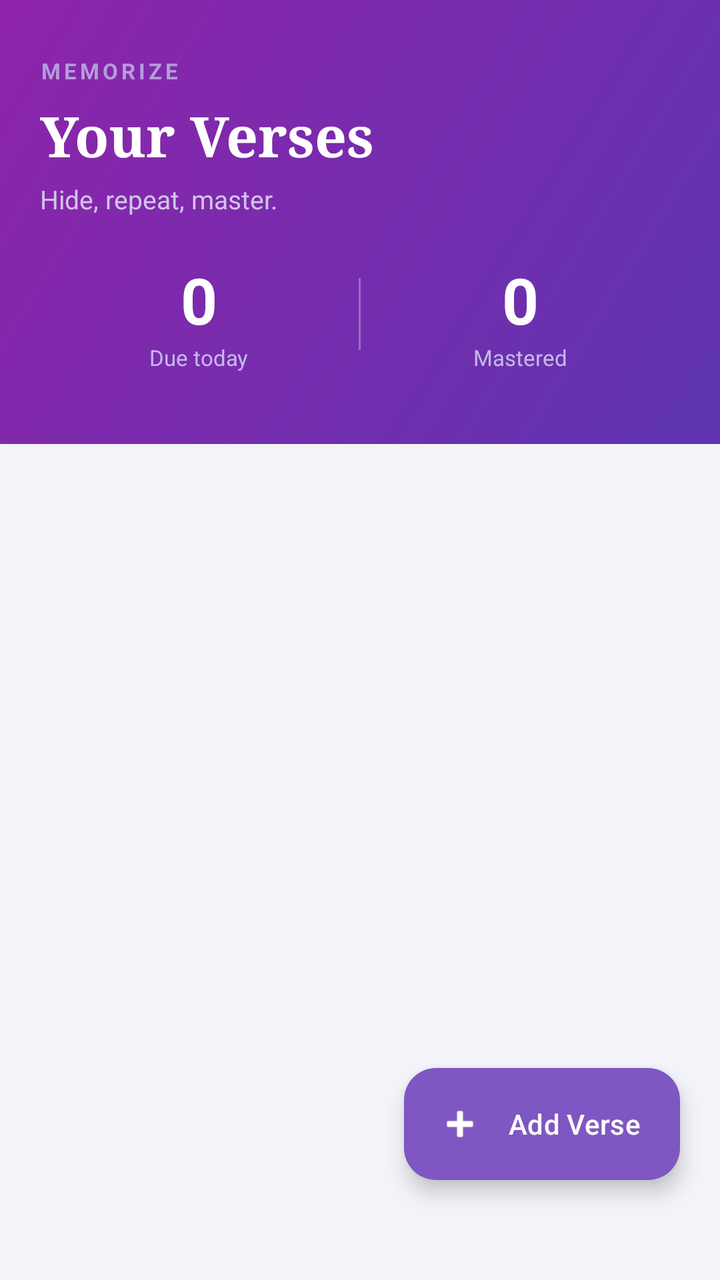
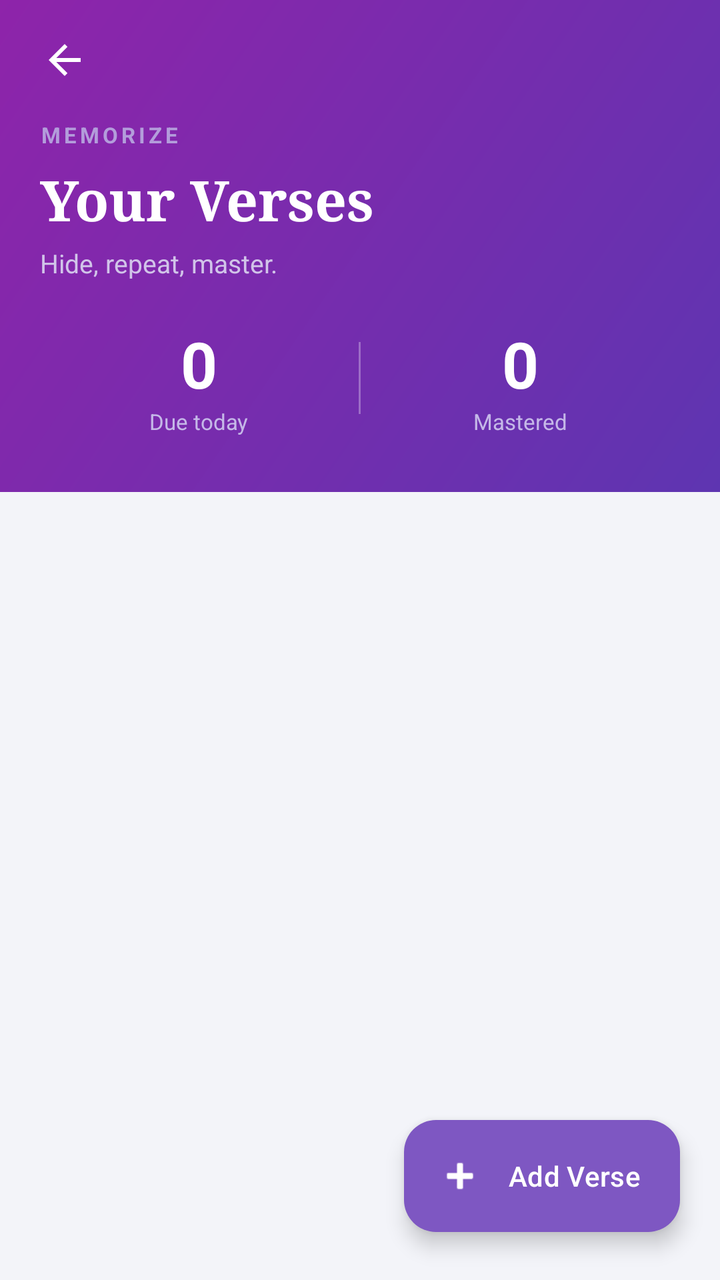

Screens rendered from an Android XML layout before and after an edit, with the pre-edit source and the edit as a unified diff.
<!-- AndroidManifest.xml: application theme Theme.SpiritualTracker -->
<!-- res/layout/activity_memorize.xml -->
<?xml version="1.0" encoding="utf-8"?>
<androidx.coordinatorlayout.widget.CoordinatorLayout
    xmlns:android="http://schemas.android.com/apk/res/android"
    xmlns:app="http://schemas.android.com/apk/res-auto"
    android:layout_width="match_parent"
    android:layout_height="match_parent"
    android:background="#F3F4F9"
    android:fitsSystemWindows="true">

    <LinearLayout
        android:layout_width="match_parent"
        android:layout_height="match_parent"
        android:orientation="vertical">

        
        <LinearLayout
            android:id="@+id/headerLayout"
            android:layout_width="match_parent"
            android:layout_height="wrap_content"
            android:background="@drawable/bg_header_gradient"
            android:orientation="vertical"
            android:paddingTop="12dp"
            android:paddingBottom="36dp"
            android:paddingStart="20dp"
            android:paddingEnd="20dp">

            
            <LinearLayout
                android:layout_width="match_parent"
                android:layout_height="wrap_content"
                android:orientation="horizontal"
                android:gravity="end"
                android:layout_marginBottom="16dp">

                <FrameLayout
                    android:id="@+id/btnTogglePartner"
                    android:layout_width="wrap_content"
                    android:layout_height="wrap_content"
                    android:visibility="gone">

                    <ImageView
                        android:layout_width="160dp"
                        android:layout_height="48dp"
                        android:src="@drawable/partner_pill_bg"/>

                    <TextView
                        android:id="@+id/tvTogglePartnerLabel"
                        android:layout_width="wrap_content"
                        android:layout_height="wrap_content"
                        android:layout_gravity="center"
                        android:text="Partner's verses"
                        android:textColor="#7E57C2"
                        android:textSize="12sp"
                        android:textStyle="bold"/>
                </FrameLayout>
            </LinearLayout>

            <TextView
                android:layout_width="wrap_content"
                android:layout_height="wrap_content"
                android:text="@string/title_memorize"
                android:textSize="11sp"
                android:textStyle="bold"
                android:textColor="#B39DDB"
                android:letterSpacing="0.15"
                android:layout_marginBottom="6dp"/>

            <TextView
                android:id="@+id/tvHeaderTitle"
                android:layout_width="wrap_content"
                android:layout_height="wrap_content"
                android:text="@string/your_verses"
                android:textColor="#FFFFFF"
                android:textSize="28sp"
                android:fontFamily="serif"
                android:textStyle="bold"
                android:layout_marginBottom="4dp"/>

            <TextView
                android:layout_width="wrap_content"
                android:layout_height="wrap_content"
                android:text="@string/memorize_subtitle"
                android:textColor="#D1C4E9"
                android:textSize="13sp"
                android:layout_marginBottom="20dp"/>

            
            <LinearLayout
                android:layout_width="match_parent"
                android:layout_height="wrap_content"
                android:orientation="horizontal"
                android:gravity="center">

                <LinearLayout
                    android:layout_width="0dp"
                    android:layout_height="wrap_content"
                    android:layout_weight="1"
                    android:gravity="center"
                    android:orientation="vertical">
                    <TextView
                        android:id="@+id/tvDueCount"
                        android:layout_width="wrap_content"
                        android:layout_height="wrap_content"
                        android:text="0"
                        android:textColor="#FFFFFF"
                        android:textSize="32sp"
                        android:textStyle="bold"/>
                    <TextView
                        android:layout_width="wrap_content"
                        android:layout_height="wrap_content"
                        android:text="@string/due_today"
                        android:textColor="#C5B8E8"
                        android:textSize="11sp"/>
                </LinearLayout>

                <View
                    android:layout_width="1dp"
                    android:layout_height="36dp"
                    android:background="#4DFFFFFF"/>

                <LinearLayout
                    android:layout_width="0dp"
                    android:layout_height="wrap_content"
                    android:layout_weight="1"
                    android:gravity="center"
                    android:orientation="vertical">
                    <TextView
                        android:id="@+id/tvMasteredCount"
                        android:layout_width="wrap_content"
                        android:layout_height="wrap_content"
                        android:text="0"
                        android:textColor="#FFFFFF"
                        android:textSize="32sp"
                        android:textStyle="bold"/>
                    <TextView
                        android:layout_width="wrap_content"
                        android:layout_height="wrap_content"
                        android:text="@string/mastered"
                        android:textColor="#C5B8E8"
                        android:textSize="11sp"/>
                </LinearLayout>
            </LinearLayout>
        </LinearLayout>

        
        <com.google.android.material.card.MaterialCardView
            android:id="@+id/layoutPartnerPanel"
            android:layout_width="match_parent"
            android:layout_height="wrap_content"
            android:layout_marginStart="16dp"
            android:layout_marginEnd="16dp"
            android:layout_marginTop="16dp"
            android:visibility="gone"
            app:cardCornerRadius="16dp"
            app:cardElevation="2dp"
            app:cardBackgroundColor="#FFFFFF"
            app:strokeColor="#EDE7F6"
            app:strokeWidth="1dp">

            <LinearLayout
                android:layout_width="match_parent"
                android:layout_height="wrap_content"
                android:orientation="horizontal"
                android:gravity="center_vertical"
                android:padding="14dp">

                <TextView
                    android:layout_width="0dp"
                    android:layout_height="wrap_content"
                    android:layout_weight="1"
                    android:text="@string/partner_progress"
                    android:textColor="#5E35B1"
                    android:textSize="13sp"
                    android:textStyle="bold"/>

                <TextView
                    android:id="@+id/tvPartnerMastered"
                    android:layout_width="wrap_content"
                    android:layout_height="wrap_content"
                    android:text="@string/partner_mastered_suffix"
                    android:textColor="#9575CD"
                    android:textSize="13sp"/>
            </LinearLayout>
        </com.google.android.material.card.MaterialCardView>

        
        <LinearLayout
            android:id="@+id/layoutMemorizeEmpty"
            android:layout_width="match_parent"
            android:layout_height="0dp"
            android:layout_weight="1"
            android:gravity="center"
            android:orientation="vertical"
            android:padding="32dp"
            android:visibility="gone">

            <ImageView
                android:layout_width="56dp"
                android:layout_height="56dp"
                android:src="@drawable/memorize"
                android:alpha="0.25"
                android:layout_marginBottom="16dp"/>

            <TextView
                android:layout_width="wrap_content"
                android:layout_height="wrap_content"
                android:text="@string/no_verses_yet"
                android:textColor="#1A1A2E"
                android:textSize="18sp"
                android:textStyle="bold"
                android:layout_marginBottom="8dp"/>

            <TextView
                android:layout_width="wrap_content"
                android:layout_height="wrap_content"
                android:text="@string/add_first_verse_hint"
                android:textColor="#9E9E9E"
                android:textSize="14sp"
                android:gravity="center"
                android:lineSpacingMultiplier="1.4"/>
        </LinearLayout>

        
        <androidx.recyclerview.widget.RecyclerView
            android:id="@+id/rvVerses"
            android:layout_width="match_parent"
            android:layout_height="0dp"
            android:layout_weight="1"
            android:clipToPadding="false"
            android:paddingTop="12dp"
            android:paddingStart="12dp"
            android:paddingEnd="12dp"
            android:paddingBottom="100dp"
            android:visibility="gone"/>

    </LinearLayout>

    
    <com.google.android.material.floatingactionbutton.ExtendedFloatingActionButton
        android:id="@+id/fabAddVerse"
        android:layout_width="wrap_content"
        android:layout_height="wrap_content"
        android:layout_gravity="bottom|end"
        android:layout_marginEnd="20dp"
        android:layout_marginBottom="50dp"
        android:text="@string/btn_add_verse"
        android:textColor="#FFFFFF"
        app:icon="@android:drawable/ic_input_add"
        app:iconTint="#FFFFFF"
        app:backgroundTint="#7E57C2"
        app:cornerRadius="28dp"
        app:elevation="6dp"/>

</androidx.coordinatorlayout.widget.CoordinatorLayout>
<!-- resources referenced by this layout -->
<resources>
  <!-- drawable bg_header_gradient (drawable) -->
  <?xml version="1.0" encoding="utf-8"?>
  <shape xmlns:android="http://schemas.android.com/apk/res/android" android:shape="rectangle">
      <gradient
          android:startColor="#5E35B1"
          android:endColor="#8E24AA"
          android:angle="135"/>
  
  
  </shape>
  <!-- drawable memorize: png bitmap (drawable, 17617 bytes) -->
  <!-- drawable partner_pill_bg (drawable) -->
  <?xml version="1.0" encoding="utf-8"?>
  <vector xmlns:android="http://schemas.android.com/apk/res/android"
      android:width="160dp"
      android:height="48dp"
      android:viewportWidth="160"
      android:viewportHeight="48">
      <path
          android:fillColor="#FFFFFF"
          android:pathData="
          M12,8
          C20,2 35,0 50,4
          C65,8 75,1 90,3
          C105,5 118,0 132,5
          C146,10 155,18 152,28
          C149,38 138,45 124,46
          C110,47 95,44 80,45
          C65,46 50,50 36,47
          C22,44 8,40 4,30
          C0,20 4,14 12,8 Z"/>
  </vector>
  <string name="add_first_verse_hint">Tap + to add the first verse you want to memorize.</string>
  <string name="btn_add_verse">Add Verse</string>
  <string name="due_today">Due today</string>
  <string name="mastered">Mastered</string>
  <string name="memorize_subtitle">Hide, repeat, master.</string>
  <string name="no_verses_yet">No verses yet</string>
  <string name="partner_mastered_suffix">— mastered</string>
  <string name="partner_progress">Partner\'s progress</string>
  <string name="title_memorize">MEMORIZE</string>
  <string name="your_verses">Your Verses</string>
  <style name="Theme.SpiritualTracker" parent="Base.Theme.SpiritualTracker" />
  <style name="Base.Theme.SpiritualTracker" parent="Theme.Material3.DayNight.NoActionBar">
          <item name="colorPrimary">#7E57C2</item>
          <item name="colorOnPrimary">#FFFFFF</item>
          <item name="colorSecondaryContainer">#D1C4E9</item>
          <item name="colorOnSecondaryContainer">#7E57C2</item>
          <item name="android:windowBackground">#F3F4F9</item>
          
          <item name="android:navigationBarColor">#F5F5F5</item>
          <item name="android:windowLightNavigationBar" tools:targetApi="27">true</item>
      </style>
</resources>

<!-- the commit's change to res/layout/activity_memorize.xml (unified diff, before → after) -->
@@ -4,13 +4,19 @@
     xmlns:app="http://schemas.android.com/apk/res-auto"
     android:layout_width="match_parent"
     android:layout_height="match_parent"
-    android:background="#F3F4F9"
-    android:fitsSystemWindows="true">
+    android:background="#F3F4F9">
+
+    <com.google.android.material.appbar.AppBarLayout
+        android:layout_width="match_parent"
+        android:layout_height="wrap_content"
+        android:background="#F3F4F9"
+        app:elevation="0dp">
 
     <LinearLayout
         android:layout_width="match_parent"
-        android:layout_height="match_parent"
-        android:orientation="vertical">
+        android:layout_height="wrap_content"
+        android:orientation="vertical"
+        app:layout_scrollFlags="scroll">
 
         
         <LinearLayout
@@ -19,8 +25,8 @@
             android:layout_height="wrap_content"
             android:background="@drawable/bg_header_gradient"
             android:orientation="vertical"
-            android:paddingTop="12dp"
-            android:paddingBottom="36dp"
+            android:paddingTop="8dp"
+            android:paddingBottom="28dp"
             android:paddingStart="20dp"
             android:paddingEnd="20dp">
 
@@ -29,19 +35,32 @@
                 android:layout_width="match_parent"
                 android:layout_height="wrap_content"
                 android:orientation="horizontal"
-                android:gravity="end"
-                android:layout_marginBottom="16dp">
+                android:gravity="center_vertical"
+                android:layout_marginBottom="8dp">
+
+                <ImageView
+                    android:id="@+id/btnMemorizeBack"
+                    android:layout_width="44dp"
+                    android:layout_height="44dp"
+                    android:layout_marginStart="-10dp"
+                    android:background="?attr/selectableItemBackgroundBorderless"
+                    android:contentDescription="Back"
+                    android:padding="10dp"
+                    android:src="@drawable/ic_back" />
+
+                <View
+                    android:layout_width="0dp"
+                    android:layout_height="1dp"
+                    android:layout_weight="1" />
 
                 <FrameLayout
                     android:id="@+id/btnTogglePartner"
                     android:layout_width="wrap_content"
-                    android:layout_height="wrap_content"
+                    android:layout_height="36dp"
+                    android:background="@drawable/bg_partner_toggle"
+                    android:foreground="?attr/selectableItemBackground"
+                    android:paddingHorizontal="16dp"
                     android:visibility="gone">
-
-                    <ImageView
-                        android:layout_width="160dp"
-                        android:layout_height="48dp"
-                        android:src="@drawable/partner_pill_bg"/>
 
                     <TextView
                         android:id="@+id/tvTogglePartnerLabel"
@@ -50,7 +69,7 @@
                         android:layout_gravity="center"
                         android:text="Partner's verses"
                         android:textColor="#7E57C2"
-                        android:textSize="12sp"
+                        android:textSize="13sp"
                         android:textStyle="bold"/>
                 </FrameLayout>
             </LinearLayout>
@@ -182,13 +201,19 @@
                     android:textSize="13sp"/>
             </LinearLayout>
         </com.google.android.material.card.MaterialCardView>
+    </LinearLayout>
+    </com.google.android.material.appbar.AppBarLayout>
+
+    <FrameLayout
+        android:layout_width="match_parent"
+        android:layout_height="match_parent"
+        app:layout_behavior="@string/appbar_scrolling_view_behavior">
 
         
         <LinearLayout
             android:id="@+id/layoutMemorizeEmpty"
             android:layout_width="match_parent"
-            android:layout_height="0dp"
-            android:layout_weight="1"
+            android:layout_height="match_parent"
             android:gravity="center"
             android:orientation="vertical"
             android:padding="32dp"
@@ -224,8 +249,7 @@
         <androidx.recyclerview.widget.RecyclerView
             android:id="@+id/rvVerses"
             android:layout_width="match_parent"
-            android:layout_height="0dp"
-            android:layout_weight="1"
+            android:layout_height="match_parent"
             android:clipToPadding="false"
             android:paddingTop="12dp"
             android:paddingStart="12dp"
@@ -233,7 +257,15 @@
             android:paddingBottom="100dp"
             android:visibility="gone"/>
 
-    </LinearLayout>
+    </FrameLayout>
+
+    
+    <View
+        android:id="@+id/memorizeStatusScrim"
+        android:layout_width="match_parent"
+        android:layout_height="0dp"
+        android:layout_gravity="top"
+        android:background="@drawable/bg_header_gradient" />
 
     
     <com.google.android.material.floatingactionbutton.ExtendedFloatingActionButton
@@ -242,7 +274,7 @@
         android:layout_height="wrap_content"
         android:layout_gravity="bottom|end"
         android:layout_marginEnd="20dp"
-        android:layout_marginBottom="50dp"
+        android:layout_marginBottom="24dp"
         android:text="@string/btn_add_verse"
         android:textColor="#FFFFFF"
         app:icon="@android:drawable/ic_input_add"
<!-- resource entries referenced after the edit -->
@@ -10,28 +10,24 @@
   
   
   </shape>
+  <!-- drawable bg_partner_toggle (drawable) -->
+  <?xml version="1.0" encoding="utf-8"?>
+  <shape xmlns:android="http://schemas.android.com/apk/res/android"
+      android:shape="rectangle">
+      <solid android:color="#FFFFFF" />
+      <corners android:radius="18dp" />
+  </shape>
+  <!-- drawable ic_back (drawable) -->
+  <vector xmlns:android="http://schemas.android.com/apk/res/android"
+      android:width="24dp"
+      android:height="24dp"
+      android:viewportWidth="24"
+      android:viewportHeight="24">
+      <path
+          android:fillColor="#FFFFFFFF"
+          android:pathData="M20,11H7.83l5.59,-5.59L12,4l-8,8 8,8 1.41,-1.41L7.83,13H20v-2z" />
+  </vector>
   <!-- drawable memorize: png bitmap (drawable, 17617 bytes) -->
-  <!-- drawable partner_pill_bg (drawable) -->
-  <?xml version="1.0" encoding="utf-8"?>
-  <vector xmlns:android="http://schemas.android.com/apk/res/android"
-      android:width="160dp"
-      android:height="48dp"
-      android:viewportWidth="160"
-      android:viewportHeight="48">
-      <path
-          android:fillColor="#FFFFFF"
-          android:pathData="
-          M12,8
-          C20,2 35,0 50,4
-          C65,8 75,1 90,3
-          C105,5 118,0 132,5
-          C146,10 155,18 152,28
-          C149,38 138,45 124,46
-          C110,47 95,44 80,45
-          C65,46 50,50 36,47
-          C22,44 8,40 4,30
-          C0,20 4,14 12,8 Z"/>
-  </vector>
   <string name="add_first_verse_hint">Tap + to add the first verse you want to memorize.</string>
   <string name="btn_add_verse">Add Verse</string>
   <string name="due_today">Due today</string>
